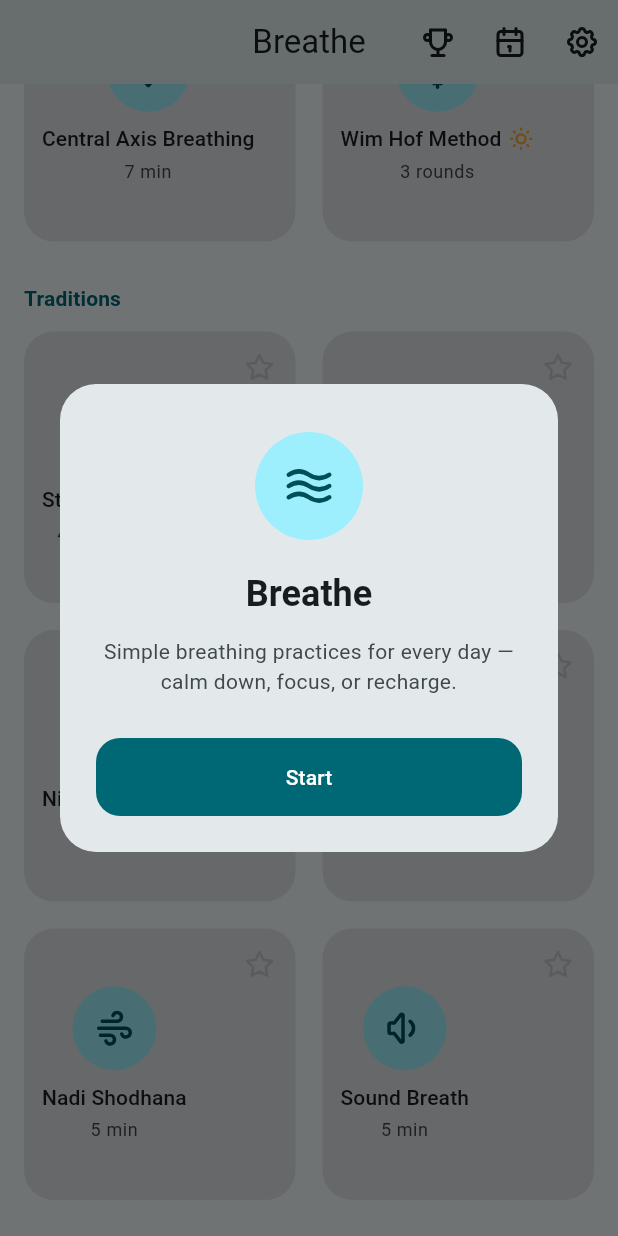
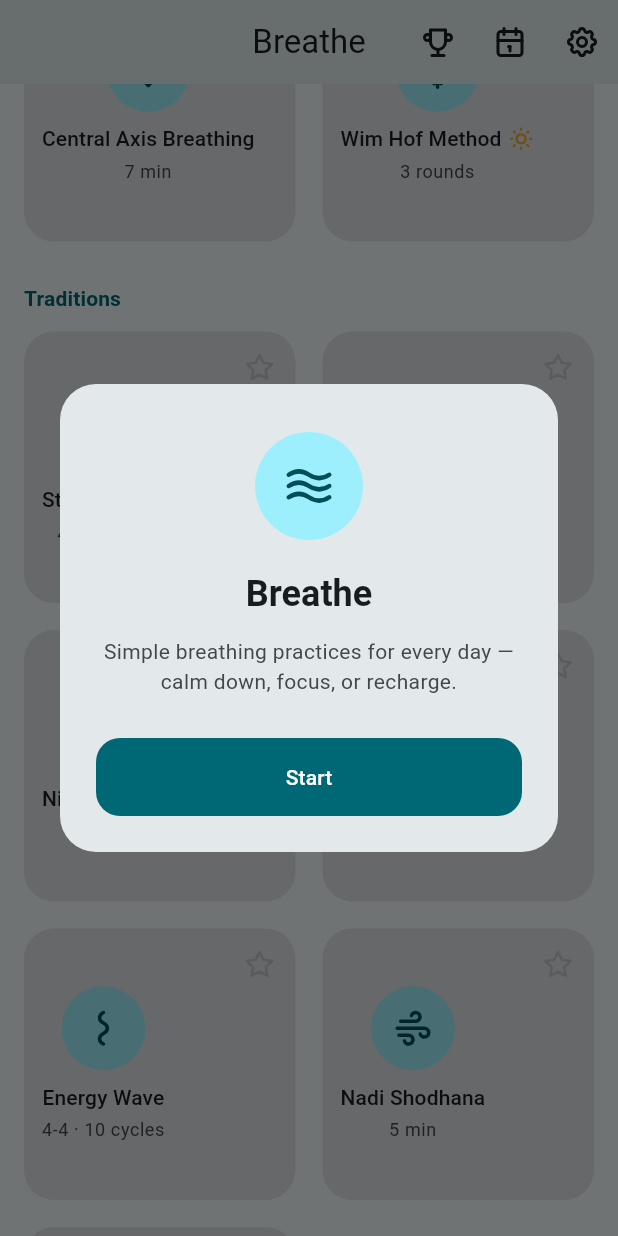
Before and after one commit to gggssaggg-beep/breathin, a Flutter app: the screen it shows after launch, scrolled down 1613 dp, on a phone screen of 412 x 824 dp. Run offline on Flutter 3.47's test engine with Material 3 defaults, Android fonts, the phone set to English and light mode, and no system bars; our stand-ins replace audio_service, flutter_local_notifications, flutter_timezone, just_audio, package_info_plus, path_drawing and 6 more; missing offline and left inert: audio_session, dart:js_interop; accounts and stored records are empty; network calls fail; statements that could not run were skipped.

Commit message:
feat(catalog): даосская «Энерговолна» — ведомая волна 6-6 (каталог 23) (#71)
* feat(catalog): «Энерговолна» — даосская ведомая волна 6-6 (каталог 23)

- id energy_wave, counted, safetyLevel low (safety_low), группа Traditions
- паттерн 6-6 (inhale/exhale), упрощённый 4-4 для новичков, scaling ratioOptional
- иконка energyWave (Tabler current-ac: AC-волна энергии) добавлена в BreathinIcons
- тексты RU/EN: Когда/Как/Маркер в стиле орбиты и оси; светский цигун без медобещаний
- обновлены тесты: каталог 23 (13 counted), иконок 43

Co-Authored-By: Claude Fable 5 <noreply@anthropic.com>

* fix(energy-wave): правки по ревью — утечка спеки в ru-benefit, иконка-серпантин

- tech_energy_wave_benefit (ru): убран хвост «без медицинских обещаний» (кусок спеки)
- energyWave: зигзаг Tabler activity заменён на вертикальный серпантин «волна вдоль тела»

Co-Authored-By: Claude Fable 5 <noreply@anthropic.com>

---------

Co-authored-by: Claude Fable 5 <noreply@anthropic.com>

```diff
--- a/lib/domain/catalog/technique_groups.dart
+++ b/lib/domain/catalog/technique_groups.dart
@@ -34,6 +34,7 @@ TechniqueGroup groupOf(Technique t) {
     case 'nine_breaths':
     case 'nadi_shodhana':
     case 'sound_breath':
+    case 'energy_wave':
       return TechniqueGroup.traditions;
     default:
       throw StateError('Техника без группы: ${t.id}');
--- a/lib/domain/models/technique.dart
+++ b/lib/domain/models/technique.dart
@@ -56,6 +56,7 @@ enum TechniqueIcon {
   lock,
   orbit,
   eye,
+  energyWave,
 }
 
 /// Маршрут дыхания: через нос или через рот.
--- a/lib/features/catalog/technique_icons.dart
+++ b/lib/features/catalog/technique_icons.dart
@@ -51,5 +51,7 @@ BreathinIconData iconDataFor(TechniqueIcon icon) {
       return BreathinIcons.rotate;
     case TechniqueIcon.eye:
       return BreathinIcons.eye;
+    case TechniqueIcon.energyWave:
+      return BreathinIcons.energyWave;
   }
 }
--- a/lib/l10n/app_en.arb
+++ b/lib/l10n/app_en.arb
@@ -89,6 +89,10 @@
   "tech_nine_breaths_name": "Nine Purifying Breaths",
   "tech_nine_breaths_desc": "A short \"reset\" of stagnant states: irritation, sluggishness, murkiness. Traditionally performed before meditation as a cleansing of the channels.\n\nWhen to use: before any practice or meditation; when you need to quickly \"switch\" your state.\n\nHow to practise: sitting, spine straight — exactly 9 breaths; the screen shows the current set of three. First 3: close the right nostril with a finger, inhale through the left; close the left — a brisk but not forceful exhale through the right; on the exhale, picture grey smoke of irritation and anger leaving. Next 3 — the other way round: inhale right, exhale left; the murk of attachment and \"sticking\" leaves. Last 3: inhale and exhale through both nostrils, with slight effort; dullness and sluggishness leave. Inhales soft and full, exhales accented, \"expelling\". Attention on the image of what leaves with the exhale.\n\nMarker: a feeling of freshness and emptiness in the head, like after airing a room.\n\nContraindications: hypertension, pregnancy, recent head injuries — replace brisk exhales with ordinary smooth ones. If dizzy — pause and breathe normally.",
   "tech_nine_breaths_benefit": "Nine breaths flush out irritation, \"sticking\" and sluggishness — freshness, like after airing a room.",
+
+  "tech_energy_wave_name": "Energy Wave",
+  "tech_energy_wave_desc": "A Taoist qigong practice in a secular form: steady diaphragmatic nasal breathing while attention moves as a warm wave along the body — rising on the inhale, descending on the exhale.\n\nWhen to use: to ground yourself, release bodily tension, or feel the body as one whole after long hours at a screen.\n\nHow to practise: sit or lie down comfortably. Picture a warm wave at the soles of your feet. On the inhale — the wave rises slowly from the feet up through the legs, belly, chest, throat, to the crown; breathing is even, belly gently expanding. On the exhale — the wave descends smoothly from the crown down through the face, chest, belly, to the feet; the body softly relaxes in the wave's wake. Attention follows the wave continuously — if it drifts, gently bring it back to the feet and begin the rise again. Breathe through the nose, without effort.\n\nMarker: a sense of warmth or gentle tingling throughout the body; shoulders and neck noticeably soften by the fifth to seventh cycle.",
+  "tech_energy_wave_benefit": "Grounds and relaxes the body through a gentle pairing of breath and attention — relieves habitual muscle tension and deepens the felt sense of the body as a whole.",
 
   "segNineLeft": "Inhale left · exhale right",
   "segNineRight": "Inhale right · exhale left",
--- a/lib/l10n/app_ru.arb
+++ b/lib/l10n/app_ru.arb
@@ -89,6 +89,10 @@
   "tech_nine_breaths_name": "Девять очищающих дыханий",
   "tech_nine_breaths_desc": "Короткий «сброс» застоявшихся состояний: раздражения, вялости, мутности. Традиционно выполняется перед медитацией как очистка каналов.\n\nКогда применять: перед любой практикой или медитацией; когда нужно быстро «переключить» состояние.\n\nКак выполнять: сидя, спина прямая — ровно 9 дыханий, экран подсказывает текущую тройку. Первые 3: закрыть правую ноздрю пальцем, вдох левой; закрыть левую — резковатый, но не насильственный выдох правой; на выдохе представлять, что выходит серый дым раздражения и гнева. Следующие 3 — наоборот: вдох правой, выдох левой; выходит муть привязанности и «залипания». Последние 3: вдох и выдох обеими ноздрями, чуть с усилием; выходит тусклость и вялость. Вдохи мягкие и полные, выдохи — акцентированные, «выбрасывающие». Внимание — на образе выходящего с выдохом.\n\nМаркер: ощущение свежести и пустоты в голове, как после проветривания комнаты.\n\nПротивопоказания: гипертония, беременность, недавние травмы головы — резкие выдохи заменить на обычные плавные. При головокружении — пауза, дышать обычно.",
   "tech_nine_breaths_benefit": "За девять дыханий сбрасывает раздражение, «залипание» и вялость — свежесть, как после проветривания комнаты.",
+
+  "tech_energy_wave_name": "Энерговолна",
+  "tech_energy_wave_desc": "Даосская практика из цигун в светской форме: ровное диафрагмальное дыхание носом, внимание движется как тёплая волна вдоль тела — вверх на вдохе, вниз на выдохе.\n\nКогда применять: когда нужно заземлиться, снять телесное напряжение или почувствовать тело единым целым после долгого сидения за экраном.\n\nКак выполнять: сядьте или лягте удобно. Представьте тёплую волну у подошв стоп. На вдохе — волна медленно поднимается от стоп вверх по ногам, животу, груди, шее, до макушки; дыхание ровное, живот мягко расширяется. На выдохе — волна так же плавно опускается от макушки вниз по лицу, груди, животу до стоп; тело мягко расслабляется вслед за волной. Внимание следует за волной непрерывно — если ускользнуло, мягко возвращайте на стопы и начинайте подъём заново. Дышите через нос, без усилия.\n\nМаркер: ощущение тепла или лёгкого покалывания по всему телу; мышцы плеч и шеи заметно расслабляются к 5–7 циклу.",
+  "tech_energy_wave_benefit": "Заземляет и расслабляет тело через мягкое совместное движение дыхания и внимания — снимает привычное мышечное напряжение, усиливает целостное ощущение тела.",
 
   "segNineLeft": "Вдох левой · выдох правой",
   "segNineRight": "Вдох правой · выдох левой",
--- a/lib/l10n/technique_texts.dart
+++ b/lib/l10n/technique_texts.dart
@@ -54,6 +54,8 @@ extension TechniqueTexts on AppLocalizations {
         return tech_nine_breaths_name;
       case 'sigh':
         return tech_sigh_name;
+      case 'energy_wave':
+        return tech_energy_wave_name;
       default:
         throw StateError('Неизвестный id техники: ${t.id}');
     }
@@ -106,6 +108,8 @@ extension TechniqueTexts on AppLocalizations {
         return tech_nine_breaths_desc;
       case 'sigh':
         return tech_sigh_desc;
+      case 'energy_wave':
+        return tech_energy_wave_desc;
       default:
         throw StateError('Неизвестный id техники: ${t.id}');
     }
@@ -158,6 +162,8 @@ extension TechniqueTexts on AppLocalizations {
         return tech_nine_breaths_benefit;
       case 'sigh':
         return tech_sigh_benefit;
+      case 'energy_wave':
+        return tech_energy_wave_benefit;
       default:
         throw StateError('Неизвестный id техники: ${t.id}');
     }
--- a/lib/ui/icons/breathin_icons.dart
+++ b/lib/ui/icons/breathin_icons.dart
@@ -296,6 +296,12 @@ abstract final class BreathinIcons {
     'M21 12c-2.4 4 -5.4 6 -9 6c-3.6 0 -6.6 -2 -9 -6c2.4 -4 5.4 -6 9 -6c3.6 0 6.6 2 9 6',
   ]);
 
+  /// Волна энергии — Энерговолна (даосская ведомая волна).
+  /// Вертикальный серпантин: волна течёт вдоль тела снизу вверх.
+  static const energyWave = BreathinIconData([
+    'M12 21c-3 -1.5 -3 -4.5 0 -6s3 -4.5 0 -6s-3 -4.5 0 -6',
+  ]);
+
   static const List<BreathinIconData> all = [
     square, triangle, moon, scale, waveSine, ripple, mountain, heartbeat,
     snowflake, lungs, wind, volume2, music, settings, chevronRight,
@@ -303,5 +309,6 @@ abstract final class BreathinIcons {
     user, login, download, circleCheck, calendar, flame, chartBar,
     trophy, copy, send, sun, stretch, circles, quote,
     flask, arrowsVertical, sparkles, star, trendingDown, lock, rotate, eye,
+    energyWave,
   ];
 }
```
Also changed, not shown: lib/domain/catalog/techniques.dart (+25 -0 lines), lib/l10n/generated/app_localizations.dart, lib/l10n/generated/app_localizations_en.dart, lib/l10n/generated/app_localizations_ru.dart, 2 other files.
